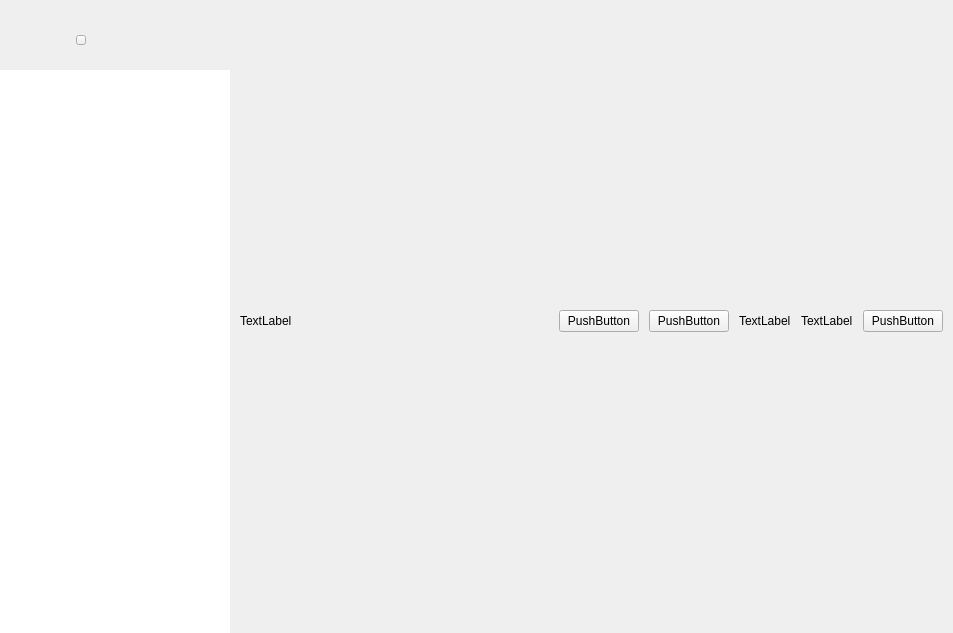
openeuler-mirror/ks-scmc-gui, file src/main-window.ui: the form before one commit.
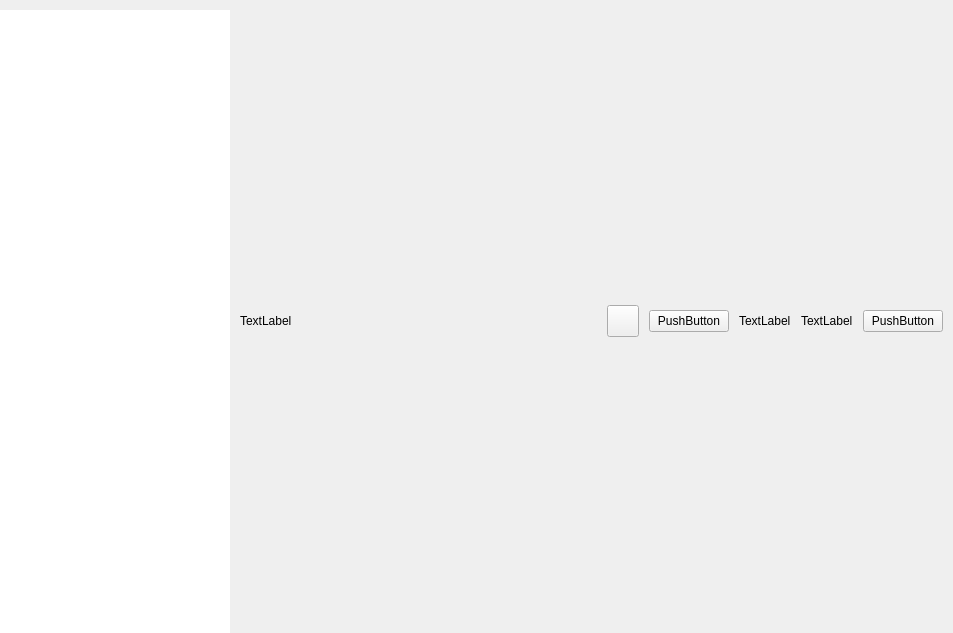
The form after the commit. Custom widgets are drawn as their Qt base class.

Commit message:
fix(*):add custom bubble button ,set text aligment to left in table and improve qss
- 添加自定义气泡按钮，设置表格中的文字向左靠齐，完善样式

Diff of the .ui file:
```diff
--- a/src/main-window.ui
+++ b/src/main-window.ui
@@ -71,97 +71,6 @@
       <property name="bottomMargin">
        <number>0</number>
       </property>
-      <item>
-       <widget class="QWidget" name="widget_user" native="true">
-        <property name="minimumSize">
-         <size>
-          <width>230</width>
-          <height>60</height>
-         </size>
-        </property>
-        <property name="maximumSize">
-         <size>
-          <width>230</width>
-          <height>60</height>
-         </size>
-        </property>
-        <layout class="QHBoxLayout" name="horizontalLayout_2">
-         <property name="spacing">
-          <number>10</number>
-         </property>
-         <property name="leftMargin">
-          <number>24</number>
-         </property>
-         <property name="topMargin">
-          <number>0</number>
-         </property>
-         <property name="rightMargin">
-          <number>0</number>
-         </property>
-         <property name="bottomMargin">
-          <number>0</number>
-         </property>
-         <item>
-          <widget class="QLabel" name="label_icon">
-           <property name="minimumSize">
-            <size>
-             <width>25</width>
-             <height>25</height>
-            </size>
-           </property>
-           <property name="maximumSize">
-            <size>
-             <width>25</width>
-             <height>25</height>
-            </size>
-           </property>
-           <property name="text">
-            <string/>
-           </property>
-          </widget>
-         </item>
-         <item>
-          <widget class="QLabel" name="label_name">
-           <property name="text">
-            <string/>
-           </property>
-          </widget>
-         </item>
-         <item>
-          <widget class="QPushButton" name="btn_menu">
-           <property name="minimumSize">
-            <size>
-             <width>10</width>
-             <height>10</height>
-            </size>
-           </property>
-           <property name="maximumSize">
-            <size>
-             <width>10</width>
-             <height>10</height>
-            </size>
-           </property>
-           <property name="text">
-            <string/>
-           </property>
-          </widget>
-         </item>
-         <item>
-          <spacer name="horizontalSpacer">
-           <property name="orientation">
-            <enum>Qt::Horizontal</enum>
-           </property>
-           <property name="sizeHint" stdset="0">
-            <size>
-             <width>40</width>
-             <height>20</height>
-            </size>
-           </property>
-          </spacer>
-         </item>
-        </layout>
-       </widget>
-      </item>
       <item>
        <widget class="QListWidget" name="listWidget">
         <property name="minimumSize">
@@ -236,9 +145,21 @@
         <item>
          <layout class="QHBoxLayout" name="horizontalLayout_3">
           <item>
-           <widget class="QPushButton" name="btn_approval">
+           <widget class="BubbleTipButton" name="btn_approval">
+            <property name="minimumSize">
+             <size>
+              <width>32</width>
+              <height>32</height>
+             </size>
+            </property>
+            <property name="maximumSize">
+             <size>
+              <width>32</width>
+              <height>32</height>
+             </size>
+            </property>
             <property name="text">
-             <string>PushButton</string>
+             <string/>
             </property>
            </widget>
           </item>
@@ -286,6 +207,13 @@
    </item>
   </layout>
  </widget>
+ <customwidgets>
+  <customwidget>
+   <class>BubbleTipButton</class>
+   <extends>QPushButton</extends>
+   <header>common/bubble-tip-button.h</header>
+  </customwidget>
+ </customwidgets>
  <resources/>
  <connections/>
 </ui>
```
Left out of the diff: 6 changed lines with no effect on the pictures. The commit also changes 9 other files.
